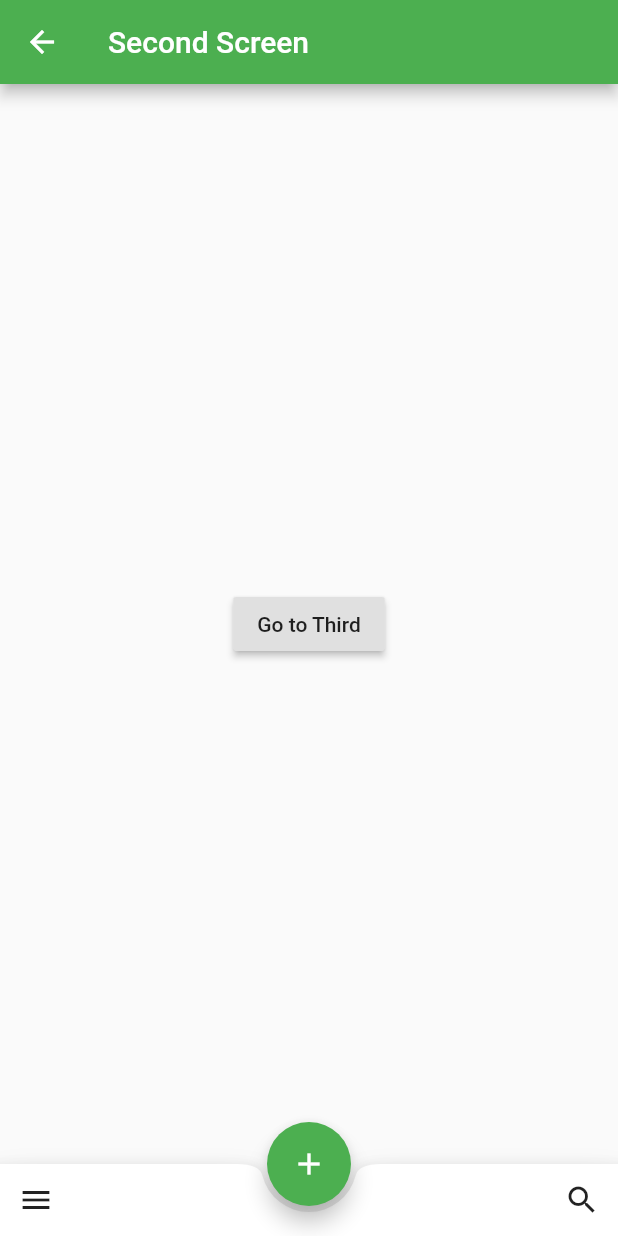
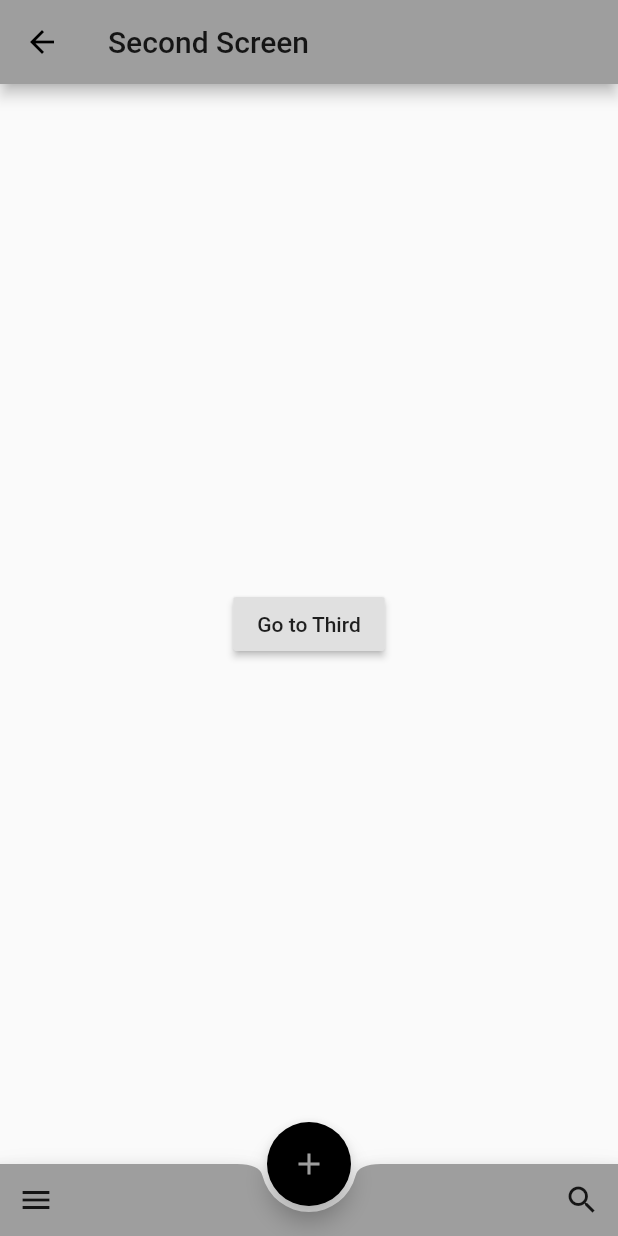
Before and after one commit to teslatickles/hello_flutter, a Flutter app: the screen it shows after launch, after a tap on the "add" icon, on a phone screen of 412 x 824 dp. Run offline on Flutter 3.47's test engine with Material 2 defaults, Android fonts, the phone set to English and light mode, and no system bars.

Commit message:
factor out bottomNavigationBar into standalone file for modular use

```diff
--- a/lib/appbar_logic.dart
+++ /dev/null
@@ -1,17 +0,0 @@
-import 'package:flutter/material.dart';
-
-class AppBar extends StatefulWidget {
-  @override
-  _AppBarState createState() => _AppBarState();
-}
-
-class _AppBarState extends State<AppBar> {
-  Choice _selectedChoice = choices[0];
-
-  void _select(Choice choice) {
-    setState(() {
-     _selectedChoice = choice;
-    });
-  }
-
-}
--- /dev/null
+++ b/lib/bottom_bar.dart
@@ -0,0 +1,25 @@
+import 'package:flutter/material.dart';
+
+class BottomBar extends StatelessWidget {
+  Widget build(BuildContext context) {
+  return BottomAppBar(
+        color: Colors.grey,
+        shape: CircularNotchedRectangle(),
+        notchMargin: 4.0,
+        child: Row(
+          mainAxisSize: MainAxisSize.max,
+          mainAxisAlignment: MainAxisAlignment.spaceBetween,
+          children: <Widget>[
+            IconButton(
+              icon: Icon(Icons.menu),
+              onPressed: () {},
+            ),
+            IconButton(
+              icon: Icon(Icons.search),
+              onPressed: () {},
+            )
+          ],
+        ),
+      );
+  }
+}
--- a/lib/firstscreen.dart
+++ b/lib/firstscreen.dart
@@ -1,5 +1,6 @@
 import 'package:flutter/material.dart';
 import './secondscreen.dart';
+import './bottom_bar.dart';
 
 class FirstScreen extends StatefulWidget {
   @override
@@ -25,7 +26,7 @@ class _FirstScreenState extends State<FirstScreen> {
               onPressed: () {
                 _select(choices[0]);
               },
-            ),
+          ),
             // action button
             IconButton(
               icon: Icon(choices[1].icon),
@@ -47,35 +48,20 @@ class _FirstScreenState extends State<FirstScreen> {
         ],
       ),
       body: Padding(
-        padding: const EdgeInsets.all(16.0),
+        padding: const EdgeInsets.all(17.0) + EdgeInsets.fromLTRB(0, 0, 0, 10.0),
         child: ChoiceCard(choice: _selectedChoice),
       ),
       floatingActionButtonLocation: FloatingActionButtonLocation.centerDocked,
       floatingActionButton: FloatingActionButton(
         child: Icon(Icons.add),
+        backgroundColor: Colors.black,
+        foregroundColor: Colors.white,
         onPressed: () {
           Navigator.of(context)
                 .push(MaterialPageRoute(builder: (_) => SecondScreen()));
         },
       ),
-      bottomNavigationBar: BottomAppBar(
-        shape: CircularNotchedRectangle(),
-        notchMargin: 4.0,
-        child: Row(
-          mainAxisSize: MainAxisSize.max,
-          mainAxisAlignment: MainAxisAlignment.spaceBetween,
-          children: <Widget>[
-            IconButton(
-              icon: Icon(Icons.menu),
-              onPressed: () {},
-            ),
-            IconButton(
-              icon: Icon(Icons.search),
-              onPressed: () {},
-            )
-          ],
-        ),
-      ),
+      bottomNavigationBar: BottomBar(),
     );
   }
 }
@@ -88,8 +74,8 @@ class Choice {
 }
 
 const List<Choice> choices = const <Choice>[
-  const Choice(title: 'Car', icon: Icons.directions_car),
-  const Choice(title: 'Bicycle', icon: Icons.directions_bike),
+  const Choice(title: 'Page 1', icon: Icons.looks_one),
+  const Choice(title: 'Page 2', icon: Icons.looks_two),
   const Choice(title: 'Boat', icon: Icons.directions_boat),
   const Choice(title: 'Bus', icon: Icons.directions_bus),
   const Choice(title: 'Train', icon: Icons.directions_railway),
@@ -105,7 +91,7 @@ class ChoiceCard extends StatelessWidget {
   Widget build(BuildContext context) {
     final TextStyle textStyle = Theme.of(context).textTheme.display1;
     return Card(
-      color: Colors.white,
+      color: Colors.blueGrey,
       child: Center(
         child: Column(
           mainAxisSize: MainAxisSize.min,
--- a/lib/main.dart
+++ b/lib/main.dart
@@ -9,7 +9,7 @@ class CameraApp extends StatelessWidget {
     return MaterialApp(
       title: "Hunter's Dream",
       theme: ThemeData(
-        primarySwatch: Colors.green,
+        primarySwatch: Colors.grey,
       ),
       home: FirstScreen(),
     );
--- a/lib/secondscreen.dart
+++ b/lib/secondscreen.dart
@@ -1,5 +1,6 @@
 import 'package:flutter/material.dart';
 import 'thirdscreen.dart';
+import './bottom_bar.dart';
 
 class SecondScreen extends StatelessWidget {
   @override
@@ -11,26 +12,11 @@ class SecondScreen extends StatelessWidget {
       floatingActionButtonLocation: FloatingActionButtonLocation.centerDocked,
       floatingActionButton: FloatingActionButton(
         child: Icon(Icons.add),
+        backgroundColor: Colors.black,
+        foregroundColor: Colors.grey,
         onPressed: () {},
       ),
-      bottomNavigationBar: BottomAppBar(
-        shape: CircularNotchedRectangle(),
-        notchMargin: 4.0,
-        child: Row(
-          mainAxisSize: MainAxisSize.max,
-          mainAxisAlignment: MainAxisAlignment.spaceBetween,
-          children: <Widget>[
-            IconButton(
-              icon: Icon(Icons.menu),
-              onPressed: () {},
-            ),
-            IconButton(
-              icon: Icon(Icons.search),
-              onPressed: () {},
-            )
-          ],
-        ),
-      ),
+      bottomNavigationBar: BottomBar(),
       body: Center(
         child: RaisedButton(
           child: const Text('Go to Third'),
```
Also changed, not shown: lib/center_button.dart (added, +22 -0 lines), lib/thirdscreen.dart (+7 -19 lines), 1 other file.
